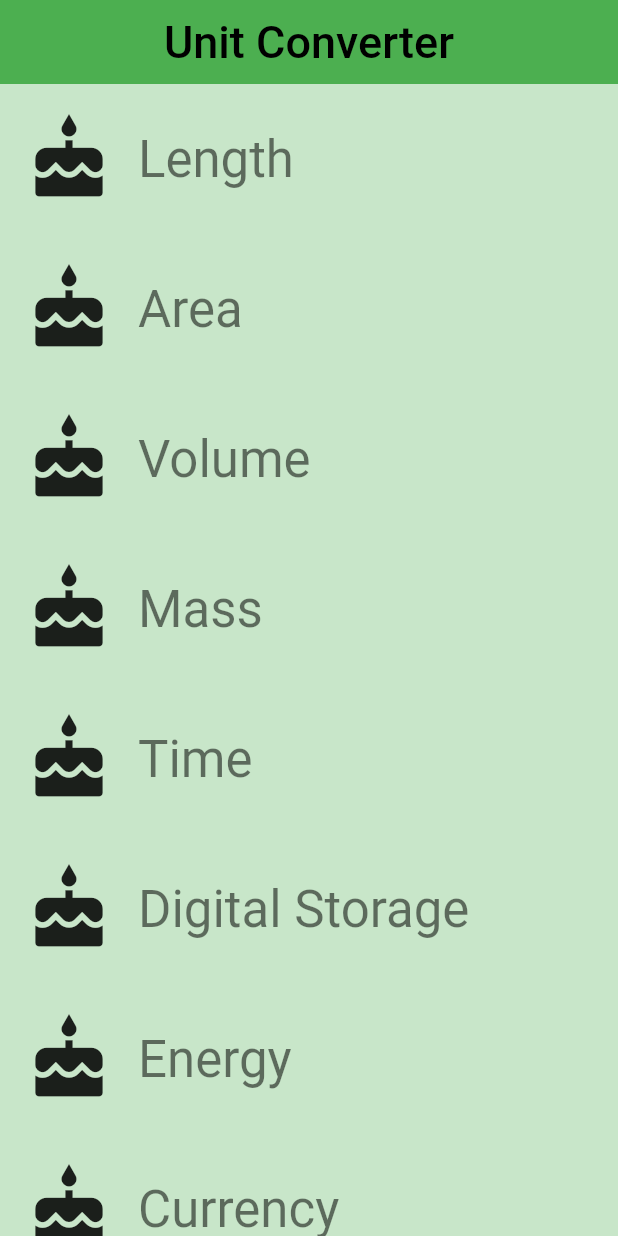
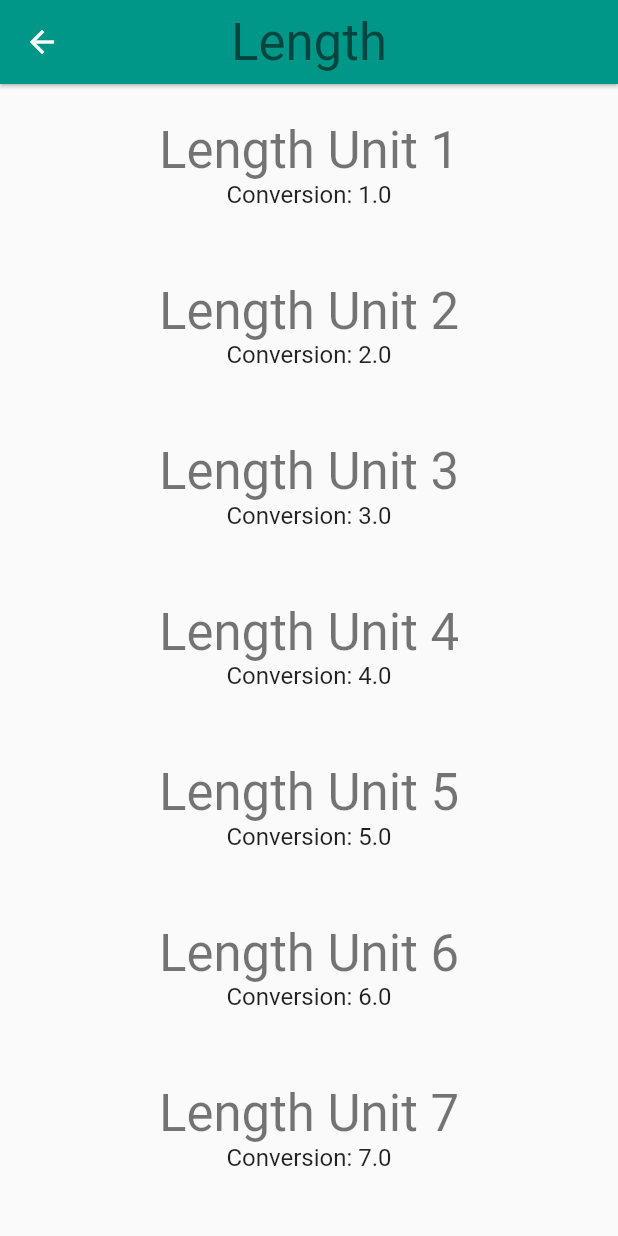
Before and after one commit to JarupongOfficial/Udacity-Flutter-Tutorial, a Flutter app: the screen it shows after launch, after a tap on "Length", on a phone screen of 412 x 824 dp. Run offline on Flutter 3.47's test engine with Material 2 defaults, Android fonts, the phone set to English and light mode, and no system bars.

Commit message:
Lesson 1:19 Quiz on Navigation between each ConverterButton(Widget)

```diff
--- a/lib/category.dart
+++ b/lib/category.dart
@@ -1,6 +1,7 @@
 import 'package:flutter/material.dart';
-
 import 'package:meta/meta.dart';
+import 'unit.dart';
+import 'converter_route.dart';
 
 final _rowHeight = 100.0;
 final _borderRadius = BorderRadius.circular(_rowHeight / 2);
@@ -9,16 +10,40 @@ class CategoryList extends StatelessWidget {
   final String name;
   final Color color;
   final IconData iconLocation;
+  final List<Unit> units;
 
   const CategoryList({
     Key? key,
     required this.name,
     required this.color,
     required this.iconLocation,
+    required this.units,
   })  : assert(name != null),
         assert(color != null),
         assert(iconLocation != null),
+        assert(units != null),
         super(key: key);
+
+  void _navigateToConverter(BuildContext context) {
+    Navigator.of(context)
+        .push(MaterialPageRoute<Null>(builder: (BuildContext context) {
+      return Scaffold(
+        appBar: AppBar(
+          elevation: 1.0,
+          title: Text(
+            name,
+            style: Theme.of(context).textTheme.headline4,
+          ),
+          centerTitle: true,
+          backgroundColor: color,
+        ),
+        body: ConverterRoute(
+          color: color,
+          units: units,
+        ),
+      );
+    }));
+  }
 
   @override
   Widget build(BuildContext context) {
@@ -31,9 +56,7 @@ class CategoryList extends StatelessWidget {
           borderRadius: _borderRadius,
           highlightColor: color,
           splashColor: color,
-          onTap: () {
-            print("The button is tapped!!!");
-          },
+          onTap: () => _navigateToConverter(context),
           child: Padding(
             padding: EdgeInsets.all(8.0),
             child: Row(
--- a/lib/category_route.dart
+++ b/lib/category_route.dart
@@ -1,6 +1,6 @@
 import 'package:flutter/foundation.dart';
 import 'package:flutter/material.dart';
-import 'package:flutter/src/painting/colors.dart';
+import 'unit.dart';
 
 import 'category.dart';
 
@@ -38,15 +38,26 @@ class CategoryRoute extends StatelessWidget {
     );
   }
 
+  List<Unit> _retrieveUnitList(String categoryName) {
+    return List.generate(10, (int i) {
+      i += 1;
+      return Unit(
+        name: '$categoryName Unit $i',
+        conversion: i.toDouble(),
+      );
+    });
+  }
+
   @override
   Widget build(BuildContext context) {
     final categories = <CategoryList>[];
 
-    for (var i = 0; i < _categoryNames.length; i++){
+    for (var i = 0; i < _categoryNames.length; i++) {
       categories.add(CategoryList(
         name: _categoryNames[i],
         color: _baseColors[i],
-        iconLocation : Icons.cake,
+        iconLocation: Icons.cake,
+        units: _retrieveUnitList(_categoryNames[i]),
       ));
     }
 
--- /dev/null
+++ b/lib/converter_route.dart
@@ -0,0 +1,39 @@
+import 'package:flutter/material.dart';
+import 'package:meta/meta.dart';
+
+import 'unit.dart';
+
+class ConverterRoute extends StatelessWidget {
+  final Color color;
+
+  final List<Unit> units;
+
+  const ConverterRoute({required this.units, required this.color})
+      : assert(units != null),
+        assert(color != null);
+
+  @override
+  Widget build(BuildContext context) {
+    final unitWidgets = units.map((Unit unit) {
+      return Container(
+        margin: EdgeInsets.all(8.0),
+        padding: EdgeInsets.all(16.0),
+        child: Column(
+          children: <Widget>[
+            Text(
+              unit.name,
+              style: Theme.of(context).textTheme.headline4,
+            ),
+            Text(
+              'Conversion: ${unit.conversion}',
+              style: Theme.of(context).textTheme.subtitle1,
+            ),
+          ],
+        ),
+      );
+    }).toList();
+    return ListView(
+      children: unitWidgets,
+    );
+  }
+}
--- /dev/null
+++ b/lib/unit.dart
@@ -0,0 +1,18 @@
+import 'package:meta/meta.dart';
+
+class Unit {
+  final String name;
+  final double conversion;
+
+  const Unit({
+    required this.name,
+    required this.conversion,
+  })  : assert(name != null),
+        assert(conversion != null);
+
+  Unit.fromJson(Map jsonMap)
+      : assert(jsonMap['name'] != null),
+        assert(jsonMap['conversion'] != null),
+        name = jsonMap['name'],
+        conversion = jsonMap['conversion'].toDouble();
+}
```
